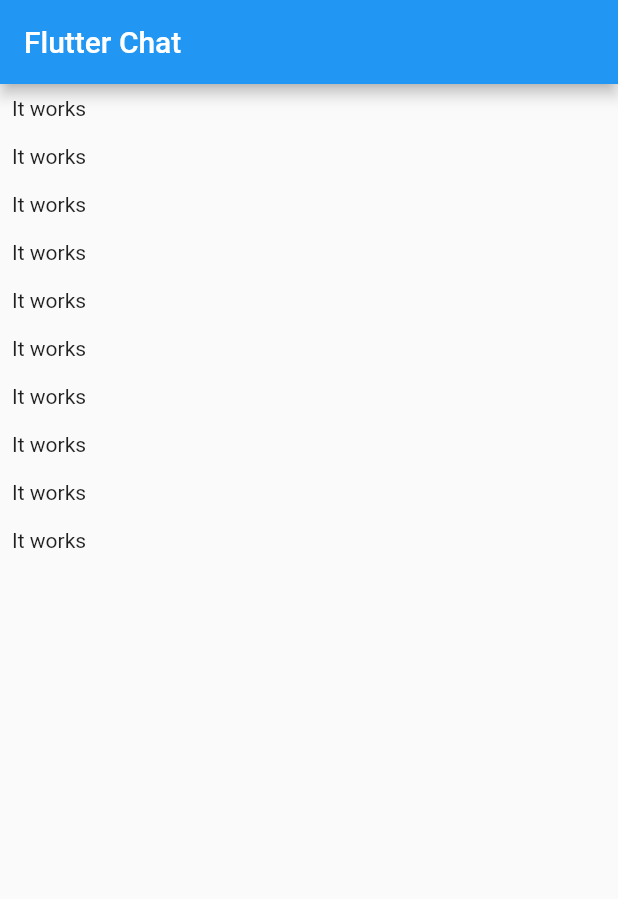
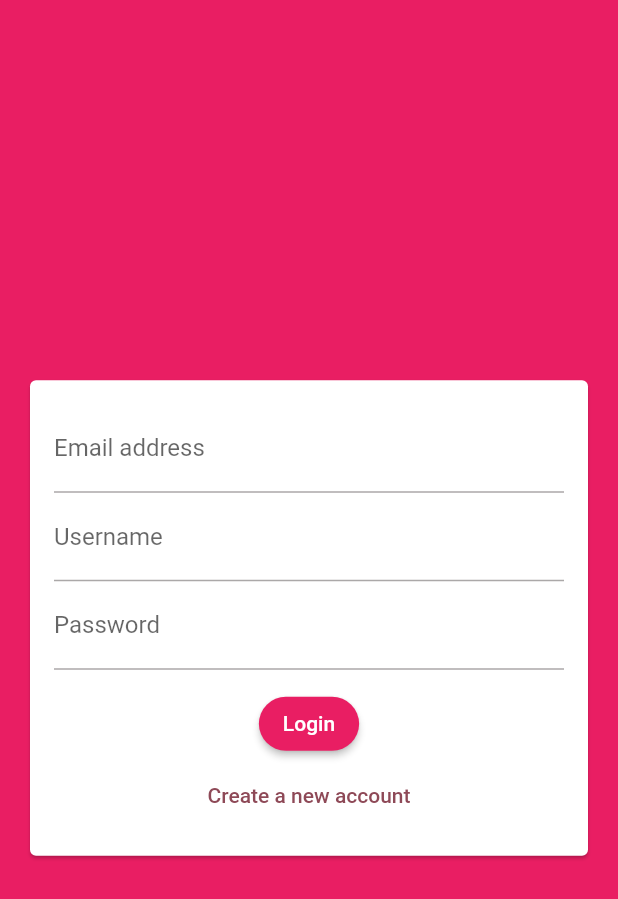
Before and after one commit to lutsenko-yuriy/flutter_chat, a Flutter app: the screen it shows after launch, on a phone screen of 412 x 824 dp. Shown: the top 899 px of the screen. Run offline on Flutter 3.47's test engine with Material 2 defaults, Android fonts, the phone set to English and light mode, and no system bars; our stand-ins replace cloud_firestore, firebase_core; accounts and stored records are empty.

Commit message:
Add other files

```diff
--- a/lib/main.dart
+++ b/lib/main.dart
@@ -1,5 +1,7 @@
+import 'package:firebase_core/firebase_core.dart';
 import 'package:flutter/material.dart';
-import 'package:flutter_chat/screens/chat_screen.dart';
+import 'package:flutter_chat/firebase_options.dart';
+import 'package:flutter_chat/screens/auth_screen.dart';
 
 void main() {
   runApp(const MyApp());
@@ -10,12 +12,33 @@ class MyApp extends StatelessWidget {
 
   @override
   Widget build(BuildContext context) {
-    return MaterialApp(
-      title: 'Flutter Chat',
-      theme: ThemeData(
-        primarySwatch: Colors.blue,
-      ),
-      home: const ChatScreen()
+    return FutureBuilder(
+      future: Firebase.initializeApp(
+          options: DefaultFirebaseOptions.currentPlatform),
+      builder: (BuildContext context, AsyncSnapshot<dynamic> snapshot) {
+        return snapshot.connectionState == ConnectionState.done
+            ? MaterialApp(
+                title: 'Flutter Chat',
+                theme: ThemeData(
+                    primarySwatch: Colors.pink,
+                    backgroundColor: Colors.pink,
+                    colorScheme: ColorScheme.fromSeed(seedColor: Colors.pink),
+                    elevatedButtonTheme: ElevatedButtonThemeData(
+                        style: ElevatedButton.styleFrom(
+                            backgroundColor: Colors.pink,
+                            shape: RoundedRectangleBorder(
+                                borderRadius: BorderRadius.circular(20)))),
+                    buttonTheme: ButtonTheme.of(context).copyWith(
+                        buttonColor: Colors.pink,
+                        textTheme: ButtonTextTheme.primary,
+                        shape: RoundedRectangleBorder(
+                            borderRadius: BorderRadius.circular(20)))),
+                home: const AuthScreen(),
+              )
+            : const Center(
+                child: CircularProgressIndicator(),
+              );
+      },
     );
   }
 }
--- a/lib/screens/auth_screen.dart
+++ b/lib/screens/auth_screen.dart
@@ -0,0 +1,19 @@
+import 'package:flutter/material.dart';
+import 'package:flutter_chat/widgets/auth_form.dart';
+
+class AuthScreen extends StatefulWidget {
+  const AuthScreen({Key? key}) : super(key: key);
+
+  @override
+  State<AuthScreen> createState() => _AuthScreenState();
+}
+
+class _AuthScreenState extends State<AuthScreen> {
+  @override
+  Widget build(BuildContext context) {
+    return Scaffold(
+      backgroundColor:  Theme.of(context).primaryColor,
+      body: AuthForm(),
+    );
+  }
+}
--- a/lib/screens/chat_screen.dart
+++ b/lib/screens/chat_screen.dart
@@ -1,3 +1,4 @@
+import 'package:cloud_firestore/cloud_firestore.dart';
 import 'package:flutter/material.dart';
 
 class ChatScreen extends StatelessWidget {
@@ -9,12 +10,32 @@ class ChatScreen extends StatelessWidget {
       appBar: AppBar(
         title: const Text("Flutter Chat"),
       ),
-        body: ListView.builder(
-            itemCount: 10,
+      body: StreamBuilder(
+        stream: FirebaseFirestore.instance
+            .collection("chats/Agodhvj7GD75OwNwWSfb/messages")
+            .snapshots(),
+        builder: (context, snapshot) {
+          return snapshot.connectionState == ConnectionState.waiting
+              ? const Center(child: CircularProgressIndicator())
+              : ListView.builder(
+                  itemCount: snapshot.data?.docs.length,
                   itemBuilder: (ctx, index) {
                     return Container(
                         padding: const EdgeInsets.all(8),
-                  child: const Text("It works"));
-            }));
+                        child: Text(snapshot.data?.docs[index]['text'] ?? ""));
+                  });
+        },
+      ),
+      floatingActionButton: FloatingActionButton(
+        onPressed: () {
+          FirebaseFirestore.instance
+              .collection("chats/Agodhvj7GD75OwNwWSfb/messages")
+              .add({
+            'text' : "It is time to chew bubble gum and kick ass. And I'm all out of bubble gum."
+          });
+        },
+        child: const Icon(Icons.add),
+      ),
+    );
   }
 }
--- /dev/null
+++ b/lib/widgets/auth_form.dart
@@ -0,0 +1,56 @@
+import 'package:flutter/material.dart';
+
+class AuthForm extends StatefulWidget {
+  const AuthForm({Key? key}) : super(key: key);
+
+  @override
+  State<AuthForm> createState() => _AuthFormState();
+}
+
+class _AuthFormState extends State<AuthForm> {
+  @override
+  Widget build(BuildContext context) {
+    return Center(
+      child: Card(
+        margin: const EdgeInsets.all(20),
+        child: SingleChildScrollView(
+            child: Padding(
+          padding: const EdgeInsets.all(16),
+          child: Form(
+            child: Column(
+              mainAxisSize: MainAxisSize.min,
+              children: [
+                TextFormField(
+                  keyboardType: TextInputType.emailAddress,
+                  decoration: const InputDecoration(
+                    labelText: "Email address",
+                  ),
+                ),
+                TextFormField(
+                    decoration: const InputDecoration(
+                  labelText: "Username",
+                )),
+                TextFormField(
+                  decoration: const InputDecoration(
+                    labelText: "Password",
+                  ),
+                  obscureText: true,
+                ),
+                const SizedBox(
+                  height: 12,
+                ),
+                ElevatedButton(
+                    onPressed: () {},
+                    child: const Text("Login")),
+                TextButton(
+                  onPressed: () {},
+                  child: const Text("Create a new account"),
+                )
+              ],
+            ),
+          ),
+        )),
+      ),
+    );
+  }
+}
--- a/pubspec.yaml
+++ b/pubspec.yaml
@@ -36,6 +36,11 @@ dependencies:
   # The following adds the Cupertino Icons font to your application.
   # Use with the CupertinoIcons class for iOS style icons.
   cupertino_icons: ^1.0.2
+  firebase_core: ^1.22.0
+  firebase_auth: ^3.9.0
+  firebase_in_app_messaging: ^0.6.0+24
+  cloud_functions: ^3.3.7
+  cloud_firestore: ^3.4.8
 
 dev_dependencies:
   flutter_test:
```
Also changed, not shown: lib/firebase_options.dart (added), pubspec.lock, 9 other files. Lines whose indentation alone changed are shown as unchanged.
